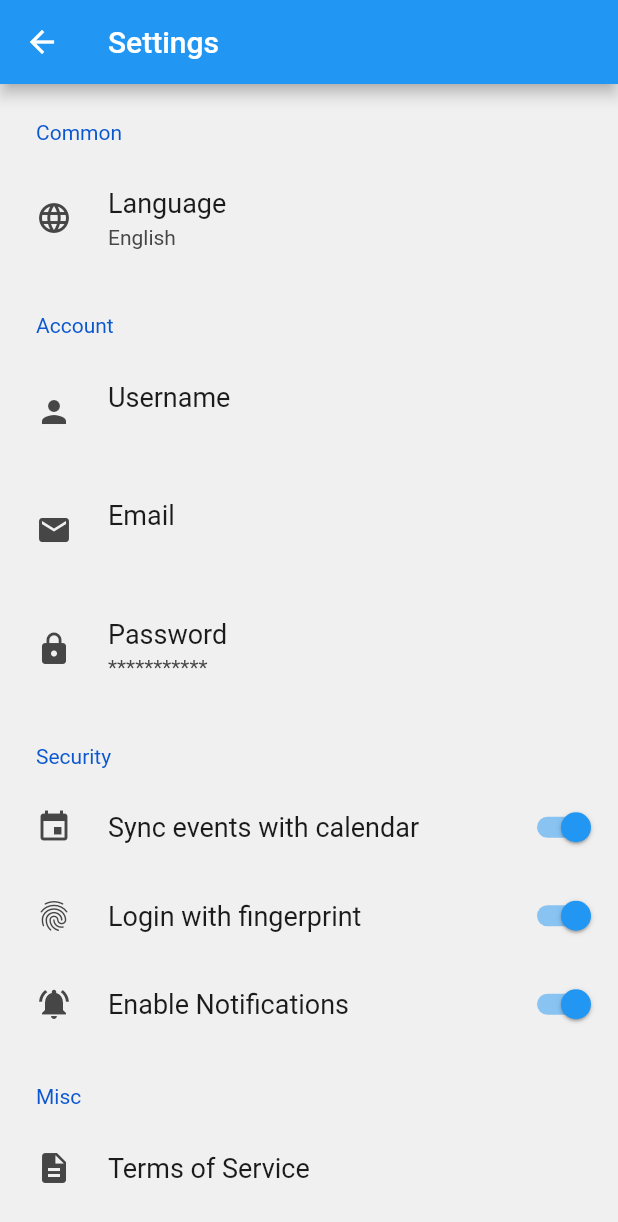
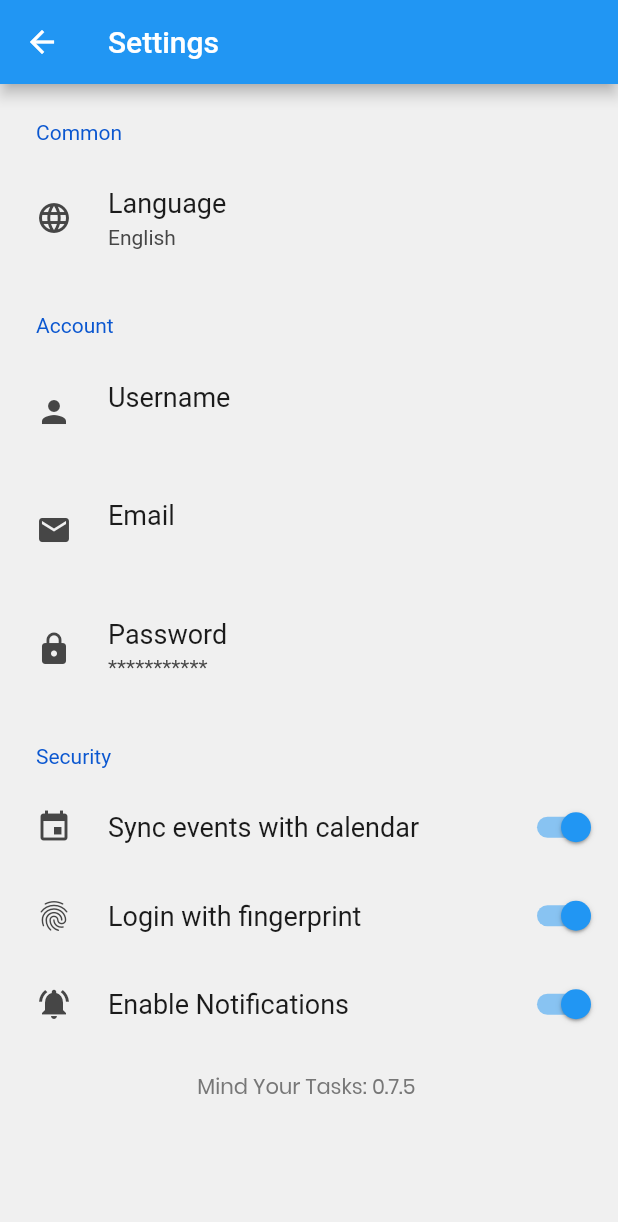
Before and after one commit to loridigia/mind-your-tasks, a Flutter app: the SettingsScreen screen opened directly with empty values, on a phone screen of 412 x 824 dp. Shown: the top 1222 px of the screen. Run offline on Flutter 3.47's test engine with Material 2 defaults, Android fonts, the phone set to English and light mode, and no system bars; drawn by our look-alikes of settings_ui; our stand-ins replace datetime_picker_formfield, flutter_typeahead, google_fonts, percent_indicator, rflutter_alert, select_form_field and 1 more; missing offline and left inert: cupertino_tabbar; accounts and stored records are empty; generated files the repository leaves out were written again.

Commit message:
Release 2.0

```diff
--- a/lib/screens/loginPage.dart
+++ b/lib/screens/loginPage.dart
@@ -217,7 +217,7 @@ class _LoginPageState extends State<LoginPage> {
   Widget _emailPasswordWidget() {
     return Column(
       children: <Widget>[
-        _entryField("Email"),
+        _entryField("Username or Email"),
         _entryField("Password", isPassword: true),
       ],
     );
--- a/lib/screens/settings.dart
+++ b/lib/screens/settings.dart
@@ -71,6 +71,7 @@ class _SettingsScreenState extends State<SettingsScreen> {
                 setState(() {
                   syncCalendar = value;
                   notificationsEnabled = value;
+                  notification = value;
                 });
               },
             ),
@@ -95,13 +96,6 @@ class _SettingsScreenState extends State<SettingsScreen> {
                 });
               },
             ),
-          ],
-        ),
-        SettingsSection(
-          title: 'Misc',
-          tiles: [
-            SettingsTile(
-                title: 'Terms of Service', leading: Icon(Icons.description)),
           ],
         ),
         CustomSection(
--- a/lib/screens/task/task_details.dart
+++ b/lib/screens/task/task_details.dart
@@ -276,7 +276,7 @@ class _TaskDetailsState extends State<TaskDetails> {
                     child: Column(
                       children: <Widget>[
                         Text(
-                            widget.task.description != null || widget.task.description != "" ? widget.task.description : "No description",
+                            widget.task.description != ""  ? widget.task.description : "No description",
                             style: TextStyle(
                                 color: Colors.black,
                                 fontSize: 14.0,
--- a/lib/widgets/task_container.dart
+++ b/lib/widgets/task_container.dart
@@ -136,7 +136,7 @@ class TaskContainer extends StatelessWidget {
                       child: Column(
                         children: <Widget>[
                           Text(
-                              desc,
+                              desc != "" ? desc : "NO DESCRIPTION",
                               style: TextStyle(
                                   color: Colors.black,
                                   fontSize: 10.0,
```
Also changed, not shown: lib/screens/signup.dart (+12 -1 lines).
